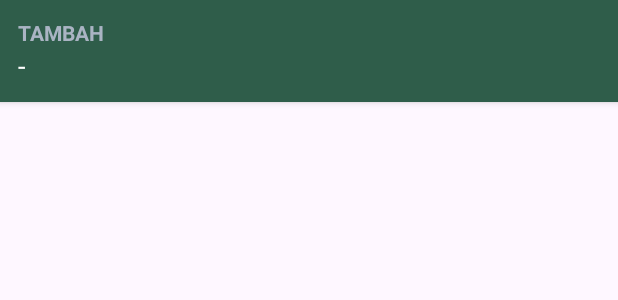
After one commit to axelantonia/Kalkulator, an Android app: the layout fragment_tambah.xml on its own in the app's theme, with its tools: preview values and no code run, on a phone screen of 412 x 824 dp. The commit adds this screen. Shown: the top 300 px of the screen. Run offline under Robolectric (Android 15) with nearby library versions, the phone set to English and light mode, and no system bars.

Commit message:
feat: fragment_tambah

```diff
--- a/app/src/main/res/layout/activity_main.xml
+++ b/app/src/main/res/layout/activity_main.xml
@@ -96,14 +96,14 @@
     </LinearLayout>
 
     <ScrollView
-        android:id="@+id/svHistory"
+        android:id="@+id/History"
         android:layout_width="match_parent"
         android:layout_height="0dp"
         android:layout_weight="1"
         android:layout_marginTop="12dp">
 
         <LinearLayout
-            android:id="@+id/llHistory"
+            android:id="@+id/History"
             android:layout_width="match_parent"
             android:layout_height="wrap_content"
             android:orientation="vertical" />
--- /dev/null
+++ b/app/src/main/res/layout/fragment_tambah.xml
@@ -0,0 +1,27 @@
+<?xml version="1.0" encoding="utf-8"?>
+<LinearLayout xmlns:android="http://schemas.android.com/apk/res/android"
+    android:layout_width="match_parent"
+    android:layout_height="wrap_content"
+    android:layout_marginBottom="8dp"
+    android:background="#2F5D4A"
+    android:elevation="3dp"
+    android:orientation="vertical"
+    android:padding="12dp">
+
+    <TextView
+        android:id="@+id/Judul"
+        android:layout_width="match_parent"
+        android:layout_height="wrap_content"
+        android:text="TAMBAH"
+        android:textColor="#AAB4C3"
+        android:textStyle="bold" />
+
+    <TextView
+        android:id="@+id/History"
+        android:layout_width="match_parent"
+        android:layout_height="wrap_content"
+        android:text="-"
+        android:textColor="#FFFFFF"
+        android:textSize="18sp" />
+
+</LinearLayout>
```
Also changed, not shown: app/src/main/java/com/example/kalkulator/tambah.kt (added, +69 -0 lines).
